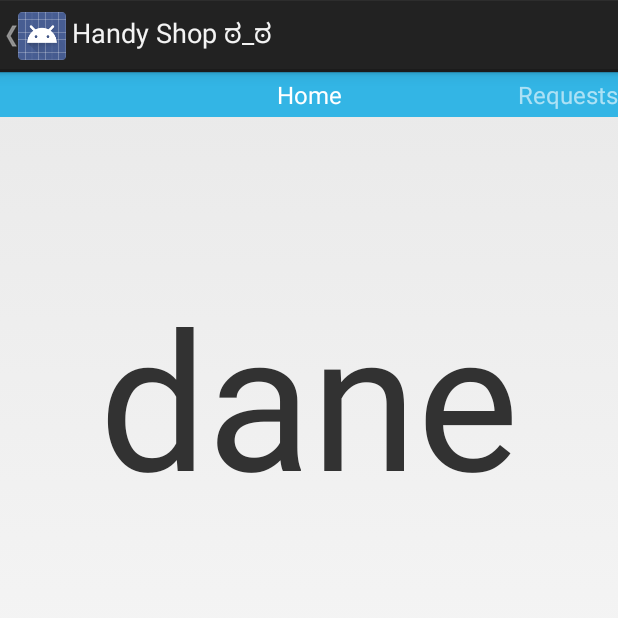
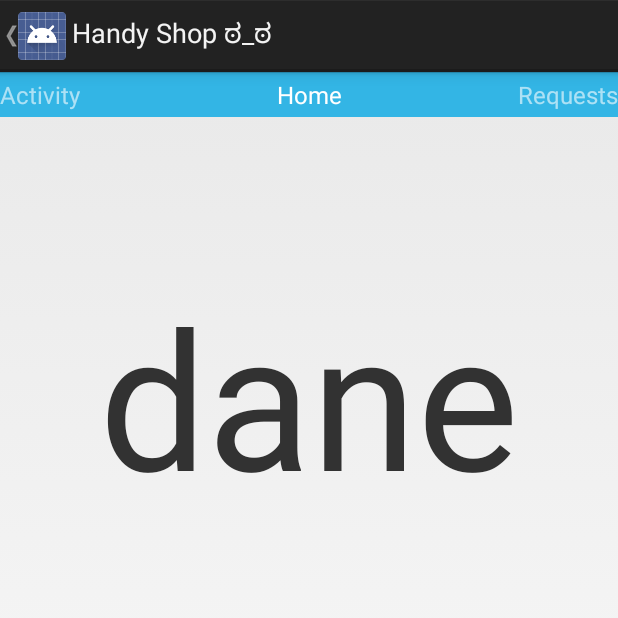
Before and after one commit to danekn/MaPS, an Android app: the screen it shows after launch (MainActivity), on a phone screen of 412 x 824 dp, the top half of it. Run offline under Robolectric (Android 15) with nearby library versions, the phone set to English and light mode, and no system bars; libraries missing offline, so code that uses them is left out: com.firebase.client; 7 statements that could not run were skipped.

Commit message:
adjust List

```diff
--- a/app/src/main/java/com/example/android/handyshop/MainActivity.java
+++ b/app/src/main/java/com/example/android/handyshop/MainActivity.java
@@ -1,42 +1,30 @@
 package com.example.android.handyshop;
 
 import android.app.ActionBar;
-import android.database.Cursor;
 import android.net.Uri;
 import android.os.Bundle;
 import android.support.v4.app.Fragment;
 import android.support.v4.app.FragmentActivity;
 import android.support.v4.app.FragmentManager;
 import android.support.v4.app.FragmentStatePagerAdapter;
-import android.support.v4.app.ListFragment;
-import android.support.v4.view.PagerAdapter;
 import android.support.v4.view.ViewPager;
-import android.support.v4.widget.CursorAdapter;
 import android.util.SparseArray;
 import android.view.LayoutInflater;
 import android.view.View;
 import android.view.ViewGroup;
-import android.widget.ArrayAdapter;
 import android.widget.Button;
 import android.widget.ExpandableListView;
-import android.widget.ListView;
-import android.widget.SimpleAdapter;
-import android.widget.SimpleCursorAdapter;
 import android.widget.TextView;
-import android.widget.Toast;
 
+import com.firebase.client.ChildEventListener;
 import com.firebase.client.DataSnapshot;
 import com.firebase.client.Firebase;
 import com.firebase.client.FirebaseError;
+import com.firebase.client.Query;
 import com.firebase.client.ValueEventListener;
 import com.google.android.gms.appindexing.Action;
 import com.google.android.gms.appindexing.AppIndex;
 import com.google.android.gms.common.api.GoogleApiClient;
-
-import java.util.ArrayList;
-import java.util.HashMap;
-import java.util.Map;
-
 
 public class MainActivity extends FragmentActivity {
     static Firebase handyShopDB;
@@ -83,6 +71,9 @@ public class MainActivity extends FragmentActivity {
         // ATTENTION: This was auto-generated to implement the App Indexing API.
         // See https://g.co/AppIndexing/AndroidStudio for more information.
         client = new GoogleApiClient.Builder(this).addApi(AppIndex.API).build();
+        if (savedInstanceState == null) {
+           mViewPager.setCurrentItem(1);
+        }
     }
 
     @Override
@@ -142,20 +133,24 @@ public class MainActivity extends FragmentActivity {
             //Bundle args=null;
             switch (i) {
                 case 0:
+                    fragment = new ActivityFragment();
+
+                    return fragment;
+                case 1:
                     fragment = new HomeFragment();
                     //args = new Bundle();
                     //args.putInt(HomeFragment.ARG_OBJECT, i);
                     //fragment.setArguments(args);
                     return fragment;
-                case 1:
+                case 2:
                     fragment = new RequestsFragment();
 
                     return fragment;
-                case 2:
+                case 3:
                     fragment = new OffersFragment();
 
                     return fragment;
-                case 3:
+                case 4:
                     fragment = new InsertFragment();
                     return fragment;
                 default:
@@ -166,22 +161,25 @@ public class MainActivity extends FragmentActivity {
         @Override
         public int getCount() {
             // For this contrived example, we have a 100-object collection.
-            return 4;
+            return 5;
         }
 
         @Override
         public CharSequence getPageTitle(int position) {
             switch (position) {
                 case 0:
+                    return "Activity";
+
+                case 1:
                     return "Home";
 
-                case 1:
+                case 2:
                     return "Requests";
 
-                case 2:
+                case 3:
                     return "Offers";
 
-                case 3:
+                case 4:
                     return "Insert";
 
                 default:
@@ -217,7 +215,7 @@ public class MainActivity extends FragmentActivity {
         View.OnClickListener insert = new View.OnClickListener() {
             public void onClick(View v) {
                 // do something here
-                mViewPager.setCurrentItem(3);
+                mViewPager.setCurrentItem(4);
             }
         };
 
@@ -263,13 +261,34 @@ public class MainActivity extends FragmentActivity {
         public void setUserVisibleHint(boolean isVisibleToUser) {
             super.setUserVisibleHint(isVisibleToUser);
             if (isVisibleToUser) {
-                Group group = new Group("Dane");
-                group.children.add("cazzetto");
-                requestsList.append(requestsList.size(), group);
-                adapter.notifyDataSetChanged();
+
+                Firebase ref = handyShopDB.child("requests");
+                Query queryRef = ref.orderByChild("userId").startAt(10);
+                queryRef.addListenerForSingleValueEvent(new ValueEventListener() {
+                    @Override
+                    public void onDataChange(DataSnapshot snapshot) {
+                        System.out.println("ciao");
+                        for (DataSnapshot d : snapshot.getChildren()) {
+
+                            String k = d.getKey();
+                            Request req = d.getValue(Request.class);
+
+                            //System.out.println(request.toString());
+                            System.out.println(req.getTitle() + " - " + req.getCategory());
+                            Group group = new Group(req.getCategory());
+                            group.children.add(req.getDescription());
+                            requestsList.append(requestsList.size(), group);
+                        }
+                        adapter.notifyDataSetChanged();
+                    }
+
+                    @Override
+                    public void onCancelled(FirebaseError f) {
+                    }
+                });
 
                 // Get a reference to our posts
-                Firebase ref = handyShopDB.child("requests");
+               /* Firebase ref = handyShopDB.child("requests");
 
                 // Attach an listener to read the data at our posts reference
                 ref.addValueEventListener(new ValueEventListener() {
@@ -292,10 +311,10 @@ public class MainActivity extends FragmentActivity {
                     public void onCancelled(FirebaseError firebaseError) {
                         System.out.println("The read failed: " + firebaseError.getMessage());
                     }
-                });
+                });*/
 
             }
-            else {  }
+
         }
     }
 
@@ -348,12 +367,21 @@ public class MainActivity extends FragmentActivity {
             Bundle args = getArguments();
             View rootView = null;
             rootView = inflater.inflate(R.layout.insert, container, false);
-            ((TextView) rootView.findViewById(R.id.titolo_i)).setText("Inserimento");
+
             return rootView;
         }
 
 
     }
 
+    public static class ActivityFragment extends Fragment {
 
+        @Override
+        public View onCreateView(LayoutInflater inflater, ViewGroup container, Bundle savedInstanceState) {
+            Bundle args = getArguments();
+            View rootView = null;
+            rootView = inflater.inflate(R.layout.insert, container, false);
+            return rootView;
+        }
+    }
 }
--- a/app/src/main/res/layout/listrow_details.xml
+++ b/app/src/main/res/layout/listrow_details.xml
@@ -5,6 +5,7 @@
     android:clickable="true"
     android:orientation="vertical"
     android:paddingLeft="40dp"
+    android:paddingRight="40dp"
     tools:context=".MainActivity" >
 
     <TextView
@@ -15,12 +16,12 @@
         android:gravity="center_vertical"
         android:text="@string/hello_world"
         android:textSize="14sp"
-        android:textStyle="bold" >
+        android:textStyle="italic" >
     </TextView>
 
     <View
         android:layout_width="match_parent"
         android:layout_height="1dp"
-        android:background="@android:color/darker_gray" />
+        android:background="@android:color/holo_blue_light" />
 
 </LinearLayout>
--- a/app/src/main/res/layout/offers.xml
+++ b/app/src/main/res/layout/offers.xml
@@ -8,7 +8,8 @@
     <ExpandableListView
         android:id="@+id/listView"
         android:layout_width="match_parent"
-        android:layout_height="wrap_content" >
+        android:layout_height="wrap_content"
+        android:groupIndicator="@null">
     </ExpandableListView>
 
 </LinearLayout>
--- a/app/src/main/res/layout/requests.xml
+++ b/app/src/main/res/layout/requests.xml
@@ -8,7 +8,8 @@
     <ExpandableListView
         android:id="@+id/listView"
         android:layout_width="match_parent"
-        android:layout_height="wrap_content" >
+        android:layout_height="wrap_content"
+        android:groupIndicator="@null">
     </ExpandableListView>
 
 </LinearLayout>
```
Also changed, not shown: app/src/main/res/layout/insert.xml (+3 -11 lines), app/src/main/res/layout/listrow_group.xml (+6 -5 lines).
